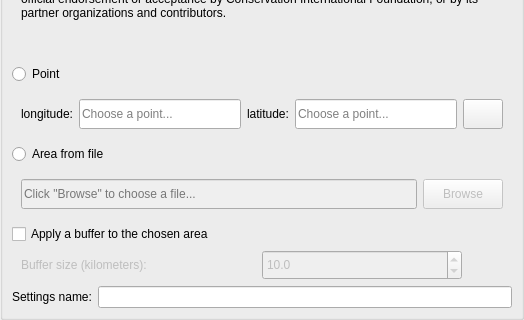
Before: the Qt Designer form LDMP/gui/WidgetSelectArea.ui in ConservationInternational/trends.earth, drawn with Qt 5; both pictures show x 0 to 524 and y 277 to 597 of the 524 by 597 pixel window.
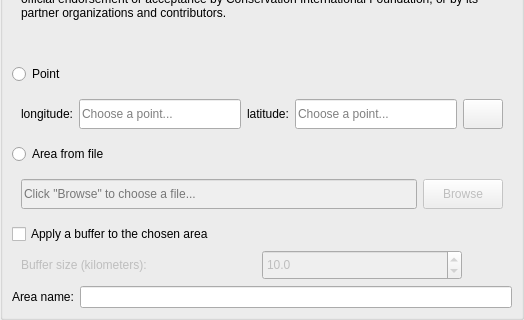
After: the same form once the commit is applied.

Commit message: renamed region of interest name label

The edit to the form file:
```diff
--- a/LDMP/gui/WidgetSelectArea.ui
+++ b/LDMP/gui/WidgetSelectArea.ui
@@ -512,7 +512,7 @@
         <item>
          <widget class="QLabel" name="label_2">
           <property name="text">
-           <string>Settings name:</string>
+           <string>Area name:</string>
           </property>
          </widget>
         </item>
```
